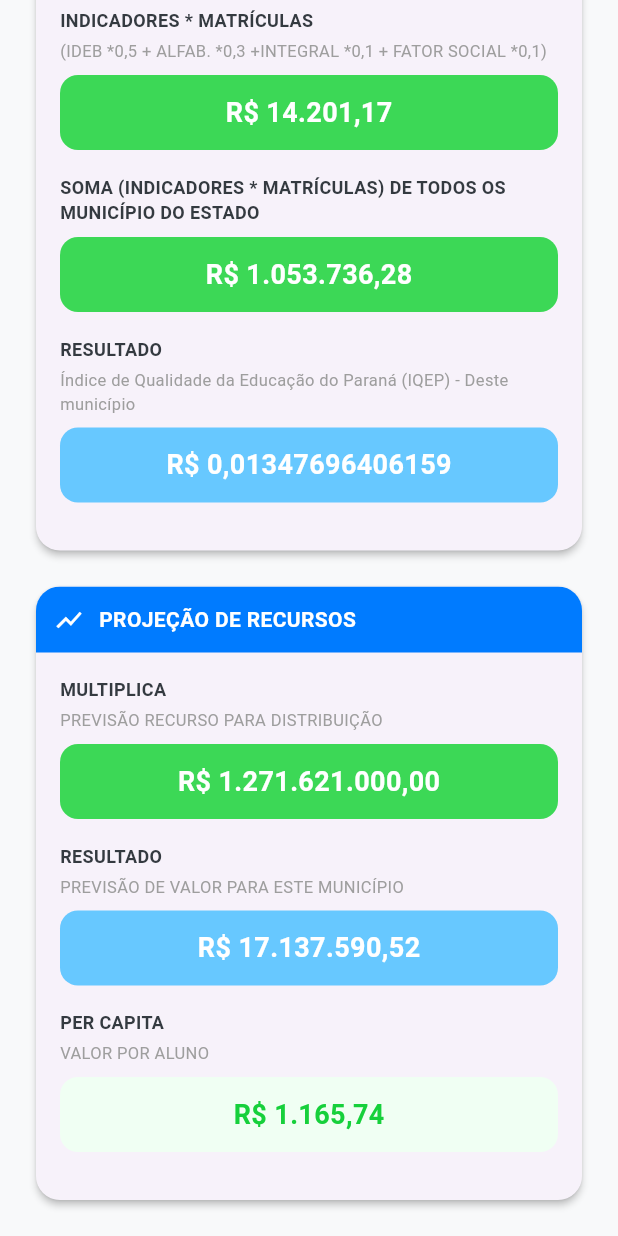
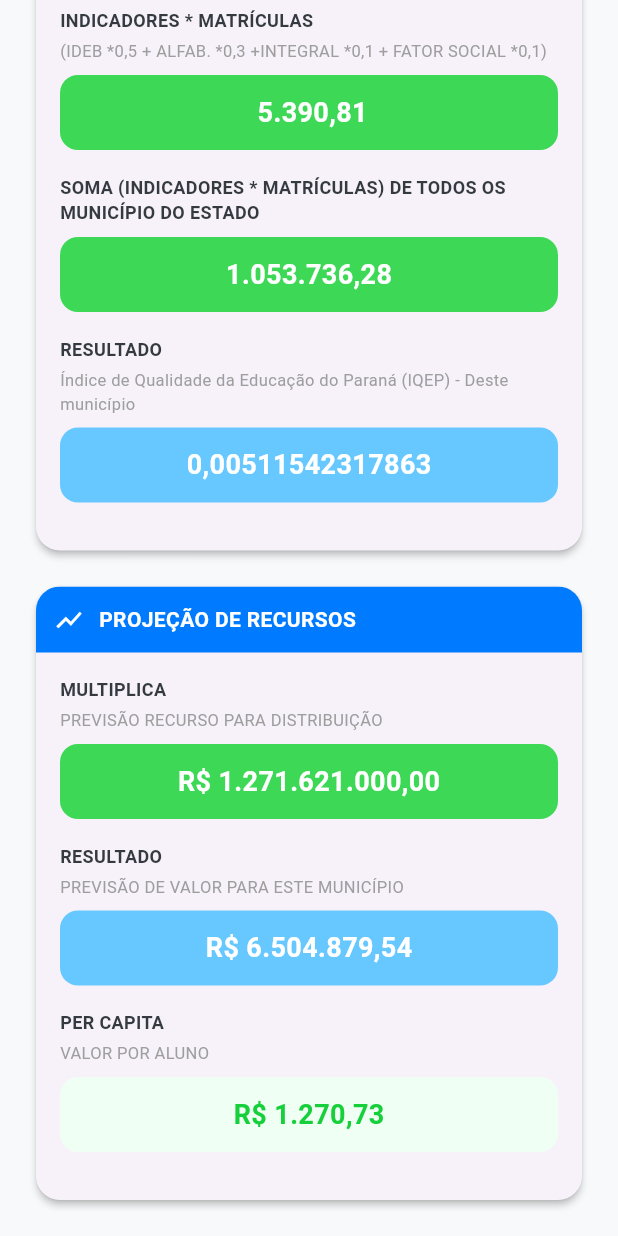
Before and after one commit to mekoaurelio/escola, a Flutter app: the IcmsDashboardPage screen opened directly, scrolled down 1335 dp, on a phone screen of 412 x 824 dp. Run offline on Flutter 3.47's test engine with Material 3 defaults, Android fonts, the phone set to English and light mode, and no system bars; our stand-ins replace cloud_firestore, currency_text_input_formatter, dio, file_picker, firebase_core, firebase_storage and 4 more; missing offline and left inert: dart:html, excel, pdfx, universal_html; accounts and stored records are empty.

Commit message:
atualizando em 23/05/25

```diff
--- a/lib/data/api_my_sql.dart
+++ b/lib/data/api_my_sql.dart
@@ -274,7 +274,7 @@ WHERE id_user = $idUser;
     if (tipo == 'INFANTIL') {
       sql2 += " AND f.unidade LIKE '%Educ%Inf%'";
 
-    } else if (tipo == 'NORMAL') {
+    } else if (tipo == 'ADULTO') {
       sql2 += " AND f.unidade NOT LIKE '%Educ%Inf%'";
     }
     sql2 += " GROUP BY f.id ORDER BY f.id";
--- a/lib/indicadores/calculadora.dart
+++ b/lib/indicadores/calculadora.dart
@@ -51,8 +51,8 @@ class IcmsDashboardPage extends StatelessWidget {
         IndicatorCard(
           title: 'INDICADOR DE ENSINO (Peso 0.5)',
           children: [
-            const DataRowWithPill(label: 'IDEB 2021', value: '6.2'),
-            const DataRowWithPill(label: 'IDEB 2023', value: '6.8'),
+            const DataRowWithPill(label: 'IDEB 2021', value: '6,8'),
+            const DataRowWithPill(label: 'IDEB 2023', value: '7,5'),
             Padding(
               padding: const EdgeInsets.only(top: 16.0),
               child: Row(
@@ -60,7 +60,7 @@ class IcmsDashboardPage extends StatelessWidget {
                   Expanded(
                     child: SummaryChip(
                     imagePath: 'assets/images/meta.png', // Passe o caminho do seu arquivo
-                      value: '6.6',
+                      value: '6,9',
                       label: 'Meta',
                       backgroundColor: Color(0xFFF0F9FC),
                     ),
@@ -70,7 +70,7 @@ class IcmsDashboardPage extends StatelessWidget {
                   Expanded(
                     child: SummaryChip(
                       imagePath: 'assets/images/meta_ok.png',
-                      value: '1,0',
+                      value: '1,1',
                       label: 'Atingimento da Meta\ndo IDEB',
                       //#F0FFF3
                       backgroundColor: Color(0xFFF0FFF3),
@@ -83,10 +83,10 @@ class IcmsDashboardPage extends StatelessWidget {
         ),
         const SizedBox(height: 24),
         IndicatorCard(
-          title: 'INDICADOR DE ALFABETIZAÇÃO (Peso 0.3)',
+          title: 'INDICADOR DE ALFABETIZAÇÃO (Peso 0,3)',
           children: [
-            const DataRowWithPill(label: 'SAEB 2021', value: '6.2'),
-            const DataRowWithPill(label: 'SAEB 2023', value: '6.8'),
+            const DataRowWithPill(label: 'SAEB 2021', value: '6,9'),
+            const DataRowWithPill(label: 'SAEB 2023', value: '7,5'),
             Padding(
               padding: const EdgeInsets.only(top: 16.0),
               child: Row(
@@ -94,7 +94,7 @@ class IcmsDashboardPage extends StatelessWidget {
                   Expanded(
                     child: SummaryChip(
                       imagePath: 'assets/images/meta.png',
-                      value: '6.7',
+                      value: '7',
                       label: 'Meta',
                       //iconColor: kBlueHeaderColor,
                       backgroundColor: Color(0xFFE3F2FD),
@@ -104,7 +104,7 @@ class IcmsDashboardPage extends StatelessWidget {
                   Expanded(
                     child: SummaryChip(
                       imagePath: 'assets/images/meta_ok.png',
-                      value: '1,02',
+                      value: '1,08',
                       label: 'Atingimento da Meta\ndo SAEB',
                     //  iconColor: kGreenPillColor,
                       backgroundColor: Color(0xFFE8F5E9),
@@ -119,12 +119,12 @@ class IcmsDashboardPage extends StatelessWidget {
         IndicatorCard(
           title: 'INDICADORES DE EDUCAÇÃO INTEGRAL (Peso 0.1)',
           children: [
-            const DataRowWithPill(label: 'INTEGRAL CENSO 2022', value: '730'),
-            const DataRowWithPill(label: 'INTEGRAL CENSO 2023', value: '1.040'),
-            const DataRowWithPill(label: 'TOTAL DE MATRÍCULAS 2022', value: '14.444'),
-            const DataRowWithPill(label: 'TOTAL DE MATRÍCULAS 2023', value: '14.701'),
-            const DataRowWithPill(label: '% PERCENTUAL 2021', value: '5%'),
-            const DataRowWithPill(label: '% PERCENTUAL 2022', value: '7%'),
+            const DataRowWithPill(label: 'INTEGRAL CENSO 2022', value: '1.011'),
+            const DataRowWithPill(label: 'INTEGRAL CENSO 2023', value: '1.259'),
+            const DataRowWithPill(label: 'TOTAL DE MATRÍCULAS 2022', value: '4.647'),
+            const DataRowWithPill(label: 'TOTAL DE MATRÍCULAS 2023', value: '5.119'),
+            const DataRowWithPill(label: '% PERCENTUAL 2021', value: '22%'),
+            const DataRowWithPill(label: '% PERCENTUAL 2022', value: '25%'),
             Padding(
               padding: const EdgeInsets.only(top: 16.0),
               child: Row(
@@ -132,7 +132,7 @@ class IcmsDashboardPage extends StatelessWidget {
                   Expanded(
                     child: SummaryChip(
                       imagePath: 'assets/images/meta.png',
-                      value: '14,1%',
+                      value: '28%',
                       label: 'Meta',
                      // iconColor: kBlueHeaderColor,
                       backgroundColor: Color(0xFFE3F2FD),
@@ -142,7 +142,7 @@ class IcmsDashboardPage extends StatelessWidget {
                   Expanded(
                     child: SummaryChip(
                       imagePath: 'assets/images/meta_nao_ok.png',
-                      value: '0,5',
+                      value: '0,9',
                       label: 'Atingimento da\nEducação Integral',
                       backgroundColor: Colors.red,
                     ),
@@ -164,7 +164,7 @@ class IcmsDashboardPage extends StatelessWidget {
                   Expanded(
                     child: SummaryChip(
                       imagePath: 'assets/images/meta.png',
-                      value: '5.2',
+                      value: '5,2',
                       label: 'Meta',
                      // iconColor: kBlueHeaderColor,
                       backgroundColor: Color(0xFFE3F2FD),
@@ -199,19 +199,19 @@ class IcmsDashboardPage extends StatelessWidget {
             CalculationItem(
               title: 'INDICADORES * MATRÍCULAS',
               subtitle: '(IDEB *0,5 + ALFAB. *0,3 +INTEGRAL *0,1 + FATOR SOCIAL *0,1)',
-              value: 'R\$ 14.201,17',
+              value: ' 5.390,81',
 
               pillColor: kGreenPillColor,
             ),
             CalculationItem(
               title: 'SOMA (INDICADORES * MATRÍCULAS) DE TODOS OS MUNICÍPIO DO ESTADO',
-              value: 'R\$ 1.053.736,28',
+              value: '1.053.736,28',
               pillColor: kGreenPillColor,
             ),
             CalculationItem(
               title: 'RESULTADO',
               subtitle: 'Índice de Qualidade da Educação do Paraná (IQEP) - Deste município',
-              value: 'R\$ 0,01347696406159',
+              value: '0,00511542317863',
               pillColor: kLightBluePillColor,
             ),
           ],
@@ -230,13 +230,13 @@ class IcmsDashboardPage extends StatelessWidget {
             CalculationItem(
               title: 'RESULTADO',
               subtitle: 'PREVISÃO DE VALOR PARA ESTE MUNICÍPIO',
-              value: 'R\$ 17.137.590,52',
+              value: 'R\$ 6.504.879,54',
               pillColor: kLightBluePillColor,
             ),
             CalculationItem(
               title: 'PER CAPITA',
               subtitle: 'VALOR POR ALUNO',
-              value: 'R\$ 1.165,74',
+              value: 'R\$ 1.270,73',
               //#16D03B #16D03B #F0FFF3
               pillColor: Color(0xFFF0FFF3),
               valueColor: Color(0xFF16D03B),
--- a/lib/indicadores/pacDashboardPage.dart
+++ b/lib/indicadores/pacDashboardPage.dart
@@ -101,7 +101,7 @@ class _PacDashboardPage extends State<PacDashboardPage> {
           icon: Icons.child_care,
           color: Color(0xFFEDCB06), // Amarelo
           campo: 'creche',
-         mainValue: lista[0]['creche']??'0.00',
+          mainValue: lista[0]['creche']??'0.00',
          // mainValue: '1.178',
           description: 'Novas unidades de ensino\npara a Educação Infantil',
           campo2: 'creche_vr',
@@ -284,8 +284,8 @@ class MetricCard extends StatelessWidget {
                         onTap: () => Utils.showEditableValueDialog(
                           tB: TBPac,
                           context: context,
-                          initialValue: secondaryValue,
-                          fieldToUpdate: campo2!,
+                          initialValue: mainValue,
+                          fieldToUpdate: campo!,
                           valueType: 'VR', // Este é um valor monetário
                           onValueUpdated: onValueUpdated,),
                         child: Text(
--- a/lib/main.dart
+++ b/lib/main.dart
@@ -77,8 +77,8 @@ class _TattooStudioAppState extends State<TattooStudioApp> {
         GlobalWidgetsLocalizations.delegate,
         GlobalCupertinoLocalizations.delegate,  ],
 
-    //  home: _initialScreen!,
-      home: ImportContratosScreen()
+      home: _initialScreen!,
+    //  home: ImportContratosScreen()
 
     );
   }
--- a/lib/start.dart
+++ b/lib/start.dart
@@ -145,7 +145,7 @@ class _StartState extends State<Start> {
         'appBarTitle': 'Professor Educador ',
         'builder': () => SimuladorTabelaProfessor(
           key: const ValueKey('SimuladorTabelaProfessor_normal'),
-          table: '${muni}professor', tipo: 'NORMAL',
+          table: '${muni}professor', tipo: 'ADULTO',
         ),
       },
       {
@@ -465,7 +465,7 @@ class _StartState extends State<Start> {
             padding: const EdgeInsets.all(16),
             width: double.infinity,
             child: const Text(
-              'Copyright © 2025 XmkTech. V.004\nAll rights reserved (41-9-9558-2579)',
+              'Copyright © 2025 XmkTech. V.006\nAll rights reserved (41-9-9558-2579)',
               textAlign: TextAlign.center,
               style: TextStyle(fontSize: 12, color: Colors.grey),
             ),
```
Also changed, not shown: lib/cianorte/importar_professor.dart (+45 -24 lines), lib/folha/tabela_professor.dart (+17 -14 lines), lib/indicadores/receiptsDemonstrativePage.dart (+13 -7 lines), lib/services/calc_dispersao_valores.dart (+8 -0 lines), lib/services/progressaoScreen.dart (+6 -1 lines), lib/simulador/simula.dart (+43 -23 lines), 4 other files.
